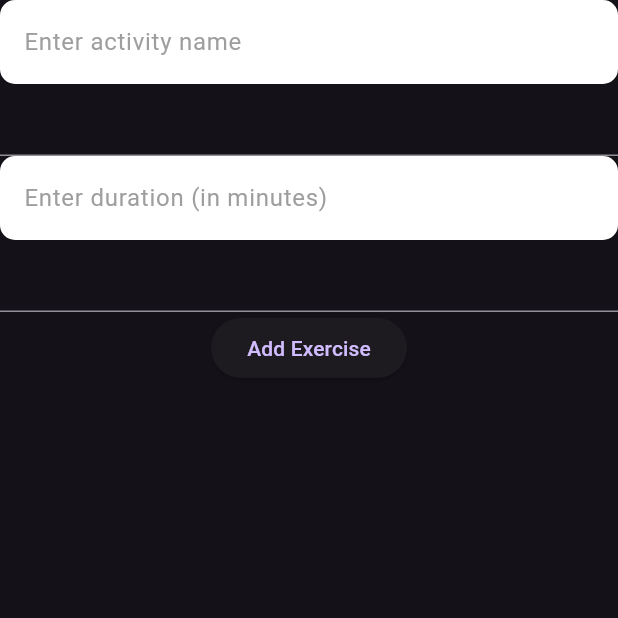
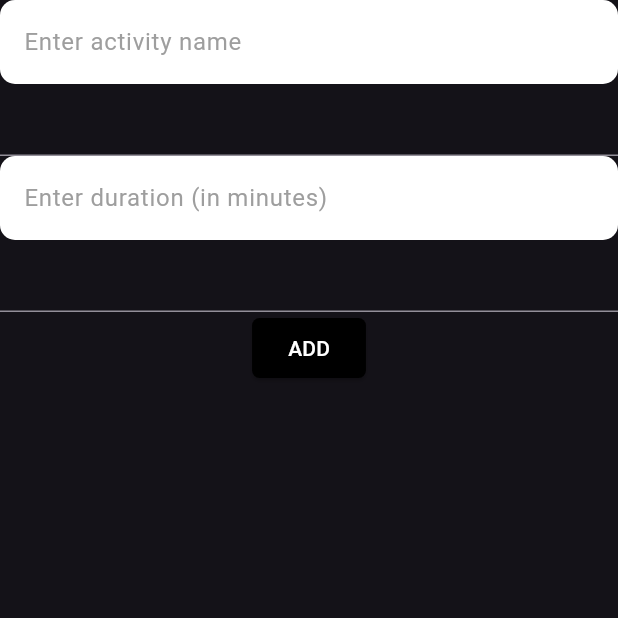
Before and after one commit to Someoneistakenisnot/Fitness-App, a Flutter app: the AddExerciseScreen screen opened directly, on a phone screen of 412 x 824 dp, the top half of it. Run offline on Flutter 3.47's test engine with Material 3 defaults, Android fonts, the phone set to English and light mode, and no system bars; our stand-ins replace cloud_firestore, firebase_auth, firebase_core; missing offline and left inert: firebase_ui_auth; accounts and stored records are empty; network calls fail.

Commit message:
Update of add_exercise_screen.dart

```diff
--- a/lib/screens/add_exercise_screen.dart
+++ b/lib/screens/add_exercise_screen.dart
@@ -107,13 +107,20 @@ class _AddExerciseScreenState extends State<AddExerciseScreen> {
             // TODO ElevatedButton for ApiCalls().fetchBurnedCalories() and FirebaseCalls().addExercise()
             Center(
               child: ElevatedButton(
+                style: ElevatedButton.styleFrom(
+                  foregroundColor: Colors.white,
+                  backgroundColor: Colors.black,
+                  shape: RoundedRectangleBorder(
+                    borderRadius: BorderRadius.circular(5.0),
+                  ),
+                ),
                 onPressed: () async {
                   // Get the selected activity and duration from the controllers
-                  String Activity = activityController.text;
-                  String Duration = durationController.text;
+                  String activity = activityController.text;
+                  String duration = durationController.text;
 
                   // Validate if activity and duration are not empty
-                  if (Activity.isEmpty || Duration.isEmpty) {
+                  if (activity.isEmpty || duration.isEmpty) {
                     ScaffoldMessenger.of(context).showSnackBar(
                       SnackBar(
                           content:
@@ -122,29 +129,26 @@ class _AddExerciseScreenState extends State<AddExerciseScreen> {
                     return;
                   }
 
-                  try {
                   // Fetch burned calories from the API
-                    Exercise exercise = await ApiCalls().fetchBurnedCalories();
+                  Exercise burnedCaloriesInfo =
+                      await ApiCalls().fetchBurnedCalories();
 
                   // Update the exercise object with the selected activity and duration
-                    exercise.activity = Activity;
-                    exercise.duration = int.parse(Duration);
+                  Exercise exercises = Exercise(
+                    activity: activityController.text,
+                    burnedCalories: burnedCaloriesInfo.burnedCalories,
+                    duration: int.parse(durationController.text),
+                  );
 
                   // Save the exercise to Firestore
-                    await FirebaseCalls().addExercise(exercise);
+                  await FirebaseCalls().addExercise(exercises);
 
                   // Show a success message
                   ScaffoldMessenger.of(context).showSnackBar(
                     SnackBar(content: Text('Exercise added successfully!')),
                   );
-                  } catch (e) {
-                    // Handle any errors that occur during the process
-                    ScaffoldMessenger.of(context).showSnackBar(
-                      SnackBar(content: Text('Failed to add exercise: $e')),
-                    );
-                  }
                 },
-                child: Text('Add Exercise'),
+                child: Text('ADD'),
               ),
             ),
           ],
```
Lines whose indentation alone changed are shown as unchanged.
